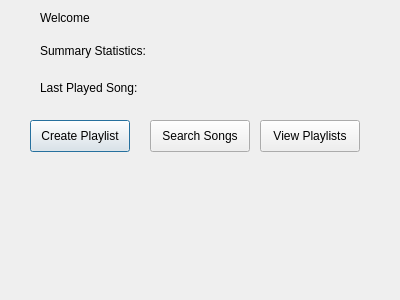
Old version of the form Music-Manager/user.ui in the repository david-boules/Music-Playlist-Manager.
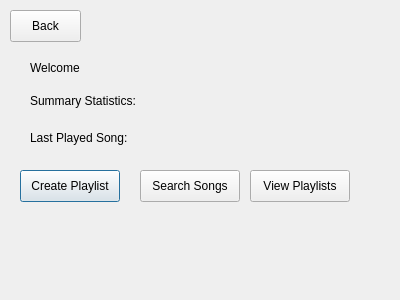
New version of the form.

Commit message: Added 'back' button for clean window management

What changed in the file:
```diff
--- a/Music-Manager/user.ui
+++ b/Music-Manager/user.ui
@@ -16,8 +16,8 @@
   <widget class="QLabel" name="label_welcome">
    <property name="geometry">
     <rect>
-     <x>40</x>
-     <y>10</y>
+     <x>30</x>
+     <y>60</y>
      <width>58</width>
      <height>16</height>
     </rect>
@@ -29,8 +29,8 @@
   <widget class="QLabel" name="label_summary">
    <property name="geometry">
     <rect>
-     <x>40</x>
-     <y>40</y>
+     <x>30</x>
+     <y>90</y>
      <width>121</width>
      <height>21</height>
     </rect>
@@ -42,8 +42,8 @@
   <widget class="QPushButton" name="createPlaylist">
    <property name="geometry">
     <rect>
-     <x>30</x>
-     <y>120</y>
+     <x>20</x>
+     <y>170</y>
      <width>100</width>
      <height>32</height>
     </rect>
@@ -55,8 +55,8 @@
   <widget class="QPushButton" name="searchSongs">
    <property name="geometry">
     <rect>
-     <x>150</x>
-     <y>120</y>
+     <x>140</x>
+     <y>170</y>
      <width>100</width>
      <height>32</height>
     </rect>
@@ -68,8 +68,8 @@
   <widget class="QPushButton" name="viewPlaylist">
    <property name="geometry">
     <rect>
-     <x>260</x>
-     <y>120</y>
+     <x>250</x>
+     <y>170</y>
      <width>100</width>
      <height>32</height>
     </rect>
@@ -81,8 +81,8 @@
   <widget class="QLabel" name="label_lastPlayedSong">
    <property name="geometry">
     <rect>
-     <x>40</x>
-     <y>80</y>
+     <x>30</x>
+     <y>130</y>
      <width>141</width>
      <height>16</height>
     </rect>
@@ -91,6 +91,19 @@
     <string>Last Played Song: </string>
    </property>
   </widget>
+  <widget class="QPushButton" name="pushButton_back">
+   <property name="geometry">
+    <rect>
+     <x>10</x>
+     <y>10</y>
+     <width>71</width>
+     <height>32</height>
+    </rect>
+   </property>
+   <property name="text">
+    <string>Back</string>
+   </property>
+  </widget>
  </widget>
  <resources/>
  <connections/>
```
The commit also changes 14 other files.
